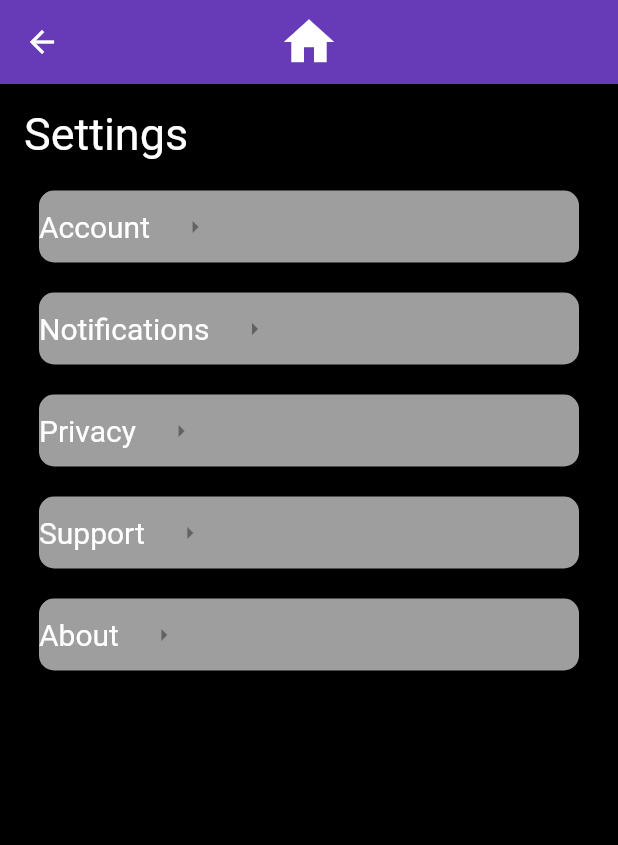
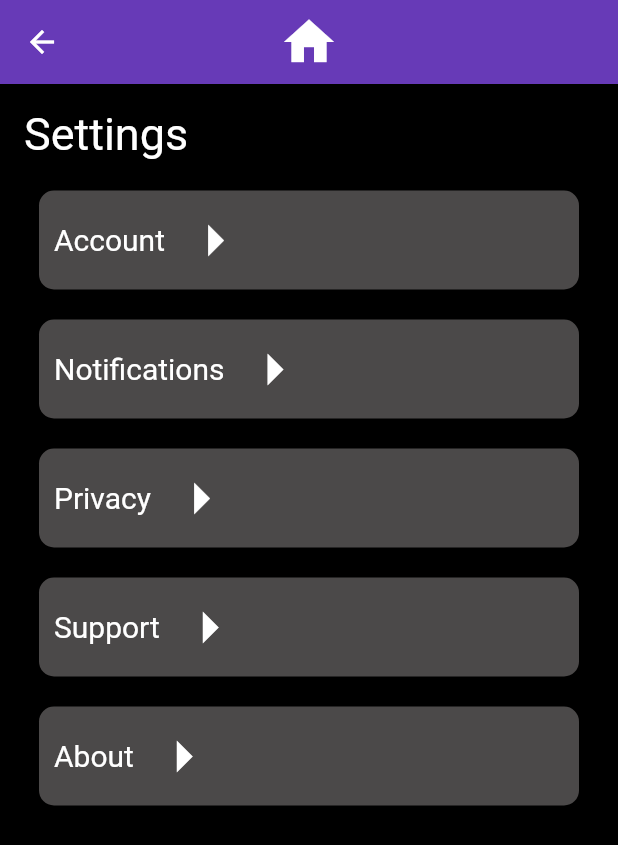
Before and after one commit to Kevin-Au-Duong/DACCKSCAM-DECO3801-S2-2022-UQ, a Flutter app: the Settings screen opened by its route, on a phone screen of 412 x 824 dp. Shown: the top 845 px of the screen. Run offline on Flutter 3.47's test engine with Material 2 defaults, Android fonts, the phone set to English and light mode, and no system bars.

Commit message:
Add some contents in settings.dart, manage details(colors, paddings...)

```diff
--- a/lib/Pages/settings.dart
+++ b/lib/Pages/settings.dart
@@ -1,3 +1,4 @@
+import 'package:flutter/foundation.dart';
 import 'package:flutter/material.dart';
 
 class Settings extends StatelessWidget {
@@ -29,7 +30,6 @@ class SettingsBody extends StatelessWidget {
 
   @override
   Widget build(BuildContext context) {
-    //TODO: Implement onPressed1 button.
     var onPressed1;
     return Padding(
       padding: const EdgeInsets.all(16.0),
@@ -51,20 +51,24 @@ class SettingsBody extends StatelessWidget {
               borderRadius: BorderRadius.all(Radius.circular(10))),
           elevation: 20,
           margin: const EdgeInsets.all(10),
-          color: Colors.grey,
+          color: const Color.fromARGB(175, 110, 106, 106),
+          child: Padding(
+            padding: const EdgeInsets.only(
+              left: 10, top: 0, right: 0, bottom: 0),
             child: Row(children: [
               const Text("Account",
                 style: TextStyle(fontSize: 20, color: Colors.white)),
               IconButton(
                 onPressed: onPressed1,
-              icon: const Icon(Icons.arrow_right_sharp),
-              iconSize: 20,
+                icon: const Icon(
+                  Icons.arrow_right_sharp,
+                  color: Colors.white),
+                iconSize: 50,
+                color: Colors.white,
                 alignment: Alignment.centerRight,
               )
             ]),
-          // child: Text(
-          //   "Account",
-          //   style: TextStyle(fontSize: 15, color: Colors.white)),
+          ),
         ),
 
         Card(
@@ -72,17 +76,24 @@ class SettingsBody extends StatelessWidget {
               borderRadius: BorderRadius.all(Radius.circular(10))),
           elevation: 20,
           margin: const EdgeInsets.all(10),
-          color: Colors.grey,
+          color: const Color.fromARGB(175, 110, 106, 106),
+          child: Padding(
+            padding: const EdgeInsets.only(
+              left: 10, top: 0, right: 0, bottom: 0),
             child: Row(children: [
               const Text("Notifications",
                 style: TextStyle(fontSize: 20, color: Colors.white)),
               IconButton(
                 onPressed: onPressed1,
-              icon: const Icon(Icons.arrow_right_sharp),
-              iconSize: 20,
+                icon: const Icon(
+                  Icons.arrow_right_sharp,
+                  color: Colors.white),
+                iconSize: 50,
+                color: Colors.white,
                 alignment: Alignment.centerRight,
               )
             ]),
+          ),
         ),
 
         Card(
@@ -90,17 +101,24 @@ class SettingsBody extends StatelessWidget {
               borderRadius: BorderRadius.all(Radius.circular(10))),
           elevation: 20,
           margin: const EdgeInsets.all(10),
-          color: Colors.grey,
+          color: const Color.fromARGB(175, 110, 106, 106),
+          child: Padding(
+            padding: const EdgeInsets.only(
+              left: 10, top: 0, right: 0, bottom: 0),
             child: Row(children: [
               const Text("Privacy",
                 style: TextStyle(fontSize: 20, color: Colors.white)),
               IconButton(
                 onPressed: onPressed1,
-              icon: const Icon(Icons.arrow_right_sharp),
-              iconSize: 20,
+                icon: const Icon(
+                  Icons.arrow_right_sharp,
+                  color: Colors.white),
+                iconSize: 50,
+                color: Colors.white,
                 alignment: Alignment.centerRight,
               )
             ]),
+          ),
         ),
 
         Card(
@@ -108,17 +126,23 @@ class SettingsBody extends StatelessWidget {
               borderRadius: BorderRadius.all(Radius.circular(10))),
           elevation: 20,
           margin: const EdgeInsets.all(10),
-          color: Colors.grey,
+          color: const Color.fromARGB(175, 110, 106, 106),
+          child: Padding(
+            padding: const EdgeInsets.only(
+              left: 10, top: 0, right: 0, bottom: 0),
             child: Row(children: [
               const Text("Support",
                 style: TextStyle(fontSize: 20, color: Colors.white)),
               IconButton(
                 onPressed: onPressed1,
-              icon: const Icon(Icons.arrow_right_sharp),
-              iconSize: 20,
+                icon: const Icon(
+                  Icons.arrow_right_sharp,
+                  color: Colors.white),
+                iconSize: 50,
                 alignment: Alignment.centerRight,
               )
             ]),
+          ),
         ),
 
         Card(
@@ -126,17 +150,23 @@ class SettingsBody extends StatelessWidget {
               borderRadius: BorderRadius.all(Radius.circular(10))),
           elevation: 20,
           margin: const EdgeInsets.all(10),
-          color: Colors.grey,
+          color: const Color.fromARGB(175, 110, 106, 106),
+          child: Padding(
+            padding: const EdgeInsets.only(
+              left: 10, top: 0, right: 0, bottom: 0),
             child: Row(children: [
               const Text("About",
                 style: TextStyle(fontSize: 20, color: Colors.white)),
               IconButton(
                 onPressed: onPressed1,
-              icon: const Icon(Icons.arrow_right_sharp),
-              iconSize: 20,
+                icon: const Icon(
+                  Icons.arrow_right_sharp,
+                  color: Colors.white),
+                iconSize: 50,
                 alignment: Alignment.centerRight,
               )
             ]),
+          ),
         ),
       ]),
     );
```
Lines whose indentation alone changed are shown as unchanged.
